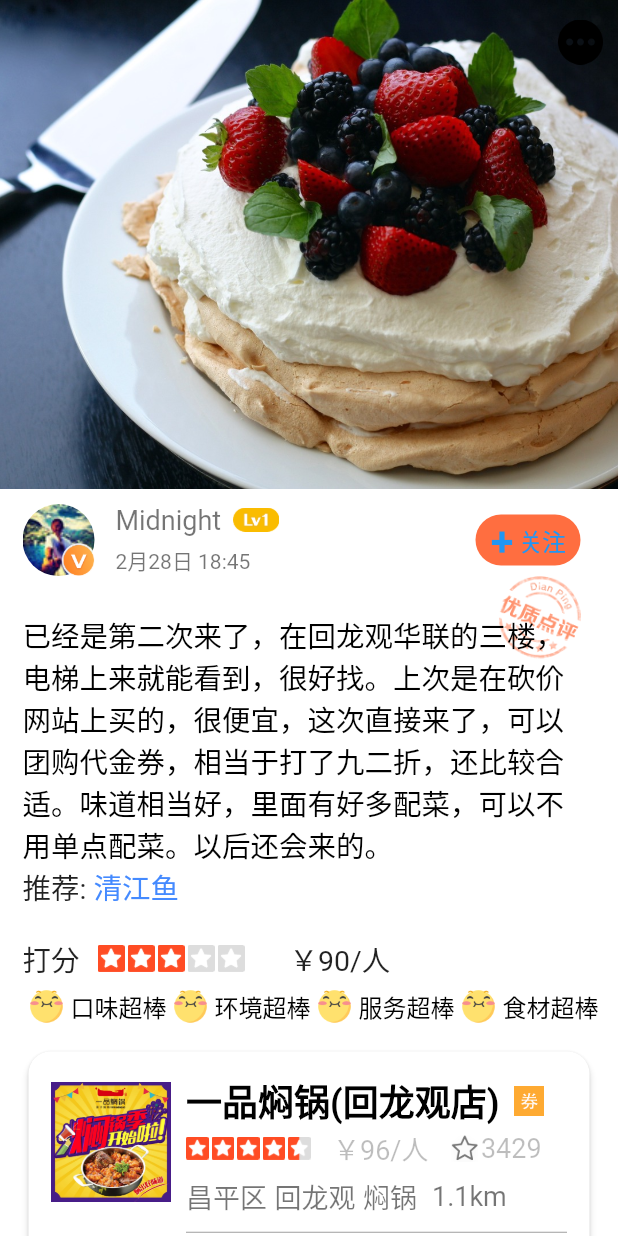
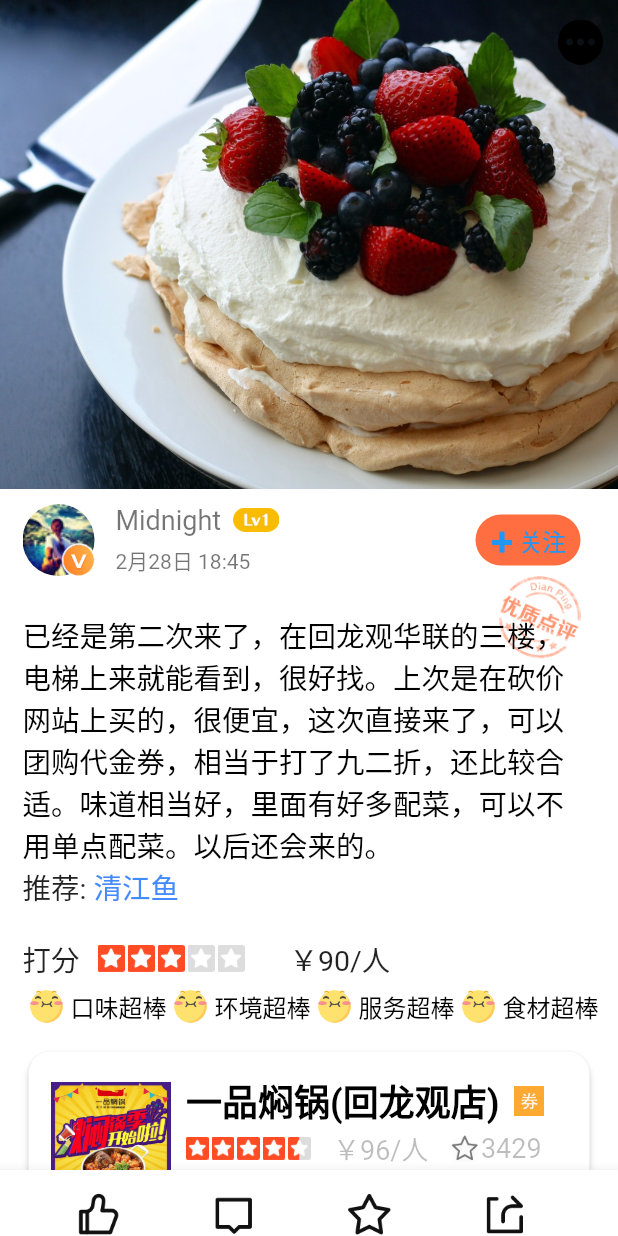
Before and after one commit to lihuichaoo/DianpingFlutterDemo, a Flutter app: the screen it shows after launch, on a phone screen of 412 x 824 dp. Run offline on Flutter 3.47's test engine with Material 2 defaults, Android fonts, the light colour scheme and no system bars.

Commit message:
bottom bar

```diff
--- a/lib/main.dart
+++ b/lib/main.dart
@@ -450,6 +450,18 @@ class MyApp extends StatelessWidget {
           ],
         ));
 
+    Widget _buildIconButton(String path) {
+      return GestureDetector(
+        child: Container(
+          padding: EdgeInsets.fromLTRB(0, 0, 10, 0),
+          width: 40,
+          height: 40,
+          child: Image.asset(path),
+        ),
+        onTapUp: _morePressed,
+      );
+    }
+
     return Scaffold(
       backgroundColor: Colors.white.withOpacity(0.98),
       body: CustomScrollView(
@@ -502,6 +514,21 @@ class MyApp extends StatelessWidget {
           ),
         ],
       ),
+      bottomNavigationBar: BottomAppBar(
+        child: Container(
+          height: 44,
+          padding: const EdgeInsets.fromLTRB(0, 15, 0, 0),
+          child: Row(
+            mainAxisAlignment: MainAxisAlignment.spaceEvenly,
+            children: <Widget>[
+              _buildIconButton('assets/dzh.png'),
+              _buildIconButton('assets/dzg.png'),
+              _buildIconButton('assets/dze.png'),
+              _buildIconButton('assets/dzj.png'),
+            ],
+          ),
+        ),
+      ),
     );
   }
 }
```
